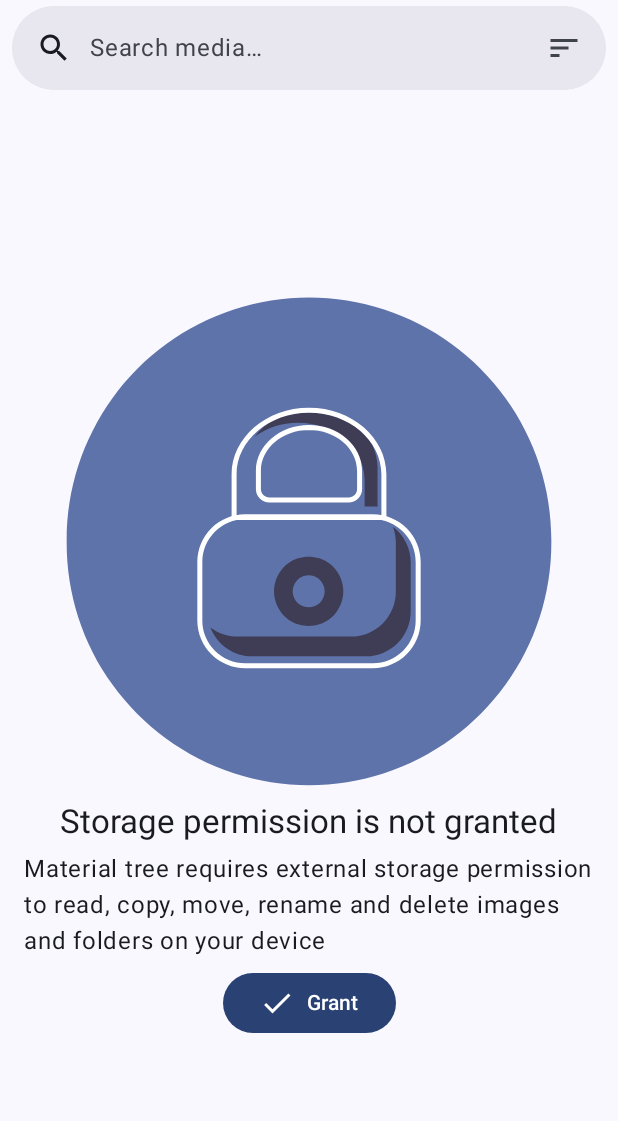
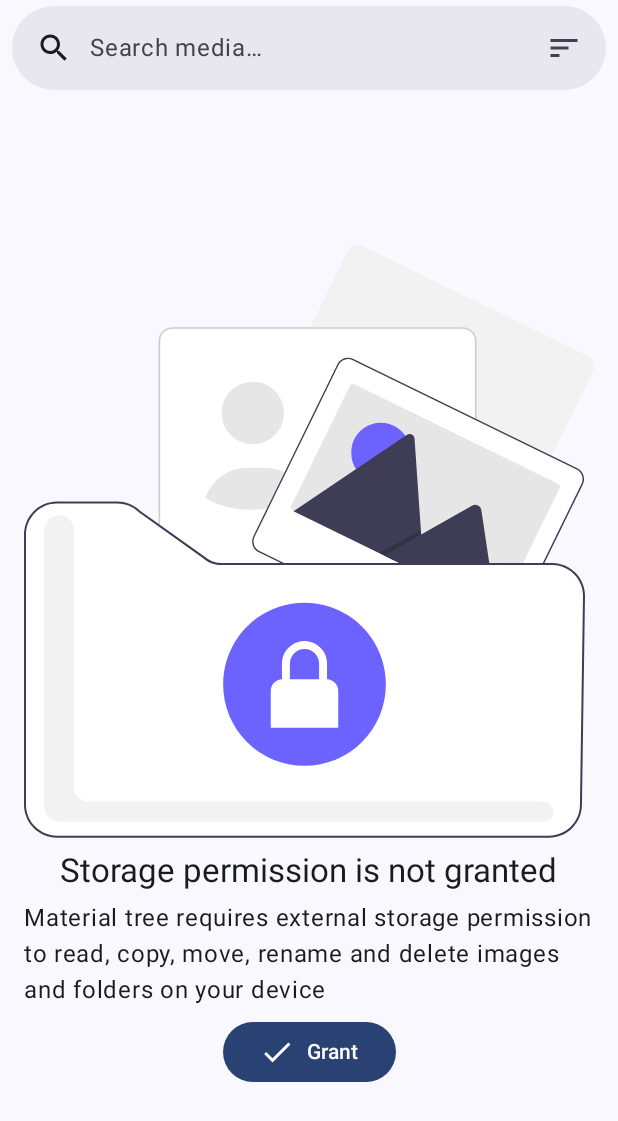
Before and after one commit to nikmax42/Gallery, an Android app built with Jetpack Compose: the screen it shows after launch (MainActivity), on a phone screen of 412 x 824 dp. Shown: the top 1121 px of the screen. Run offline under Robolectric (Android 15) with nearby library versions, the phone set to English and light mode, and no system bars; our stand-ins replace Dagger/Hilt's generated code, Shimmer, Timber; libraries missing offline, so code that uses them is left out: coil.decode; 1 statement that could not run was skipped.

Commit message:
Reseted image

```diff
--- a/gallery/explorer/src/main/java/nikmax/gallery/gallery/explorer/components/drawables/UndrawLockedMedia.kt
+++ b/gallery/explorer/src/main/java/nikmax/gallery/gallery/explorer/components/drawables/UndrawLockedMedia.kt
@@ -1,9 +1,6 @@
 package nikmax.gallery.gallery.explorer.components.drawables
 
-import android.content.res.Configuration
 import androidx.compose.foundation.Image
-import androidx.compose.material3.MaterialTheme
-import androidx.compose.material3.Surface
 import androidx.compose.runtime.Composable
 import androidx.compose.ui.graphics.Color
 import androidx.compose.ui.graphics.SolidColor
@@ -11,10 +8,8 @@ import androidx.compose.ui.graphics.vector.ImageVector
 import androidx.compose.ui.graphics.vector.path
 import androidx.compose.ui.tooling.preview.Preview
 import androidx.compose.ui.unit.dp
-import nikmax.gallery.core.ui.theme.GalleryTheme
 
 val UndrawLockedMedia: ImageVector
-    @Composable
     get() {
         if (_UndrawLockedMedia != null) {
             return _UndrawLockedMedia!!
@@ -155,7 +150,7 @@ val UndrawLockedMedia: ImageVector
                 verticalLineToRelative(0f)
                 close()
             }
-            path(fill = SolidColor(MaterialTheme.colorScheme.primaryContainer)) {
+            path(fill = SolidColor(Color(0xFF6C63FF))) {
                 moveTo(357.76f, 208.28f)
                 moveToRelative(-29.57f, 0f)
                 arcToRelative(29.57f, 29.57f, 0f, isMoreThanHalf = true, isPositiveArc = true, 59.13f, 0f)
@@ -210,7 +205,7 @@ val UndrawLockedMedia: ImageVector
                 arcToRelative(33.14f, 33.14f, 0f, isMoreThanHalf = false, isPositiveArc = true, -33f, 32.52f)
                 close()
             }
-            path(fill = SolidColor(MaterialTheme.colorScheme.surfaceContainer)) {
+            path(fill = SolidColor(Color(0xFFF2F2F2))) {
                 moveTo(522.08f, 578.28f)
                 horizontalLineTo(35.92f)
                 arcTo(15.94f, 15.94f, 0f, isMoreThanHalf = false, isPositiveArc = true, 20f, 562.36f)
@@ -255,7 +250,7 @@ val UndrawLockedMedia: ImageVector
                 close()
             }
             path(
-                fill = SolidColor(MaterialTheme.colorScheme.primaryContainer),
+                fill = SolidColor(Color(0xFF6C63FF)),
                 strokeLineWidth = 1.1944f
             ) {
                 moveTo(281.26f, 440.57f)
@@ -293,13 +288,8 @@ val UndrawLockedMedia: ImageVector
 @Suppress("ObjectPropertyName")
 private var _UndrawLockedMedia: ImageVector? = null
 
-@Preview(showBackground = true, uiMode = Configuration.UI_MODE_NIGHT_NO or Configuration.UI_MODE_TYPE_NORMAL)
-@Preview(showBackground = true, uiMode = Configuration.UI_MODE_NIGHT_YES or Configuration.UI_MODE_TYPE_NORMAL)
+@Preview
 @Composable
 private fun Preview() {
-    GalleryTheme {
-        Surface {
-            Image(UndrawLockedMedia, null)
-        }
-    }
+    Image(UndrawLockedMedia, null)
 }
--- a/gallery/explorer/src/main/java/nikmax/gallery/gallery/explorer/components/error_contents/PermissionNotGrantedContent.kt
+++ b/gallery/explorer/src/main/java/nikmax/gallery/gallery/explorer/components/error_contents/PermissionNotGrantedContent.kt
@@ -7,6 +7,7 @@ import androidx.compose.foundation.layout.Box
 import androidx.compose.foundation.layout.Column
 import androidx.compose.foundation.layout.Spacer
 import androidx.compose.foundation.layout.fillMaxSize
+import androidx.compose.foundation.layout.padding
 import androidx.compose.foundation.layout.width
 import androidx.compose.material.icons.Icons
 import androidx.compose.material.icons.filled.Check
@@ -23,24 +24,23 @@ import androidx.compose.ui.tooling.preview.Preview
 import androidx.compose.ui.unit.dp
 import nikmax.gallery.core.ui.theme.GalleryTheme
 import nikmax.gallery.explorer.R
-import nikmax.gallery.gallery.explorer.components.drawables.UndrawLock
+import nikmax.gallery.gallery.explorer.components.drawables.UndrawLockedMedia
 
 @Composable
 internal fun PermissionNotGrantedContent(
     onGrantClick: () -> Unit,
     modifier: Modifier = Modifier
 ) {
-    Box(
-        contentAlignment = Alignment.Center,
-        modifier = modifier.fillMaxSize()
-    ) {
-        Surface {
+    Surface {
+        Box(
+            contentAlignment = Alignment.Center,
+            modifier = modifier.fillMaxSize()
+        ) {
             Column(
                 horizontalAlignment = Alignment.CenterHorizontally,
                 verticalArrangement = Arrangement.spacedBy(8.dp),
             ) {
-                Image(imageVector = UndrawLock, contentDescription = null)
-                //  Spacer(Modifier.height(8.dp))
+                Image(imageVector = UndrawLockedMedia, contentDescription = null)
                 Text(
                     text = stringResource(R.string.not_storage_access),
                     style = MaterialTheme.typography.titleLarge
@@ -49,7 +49,6 @@ internal fun PermissionNotGrantedContent(
                     text = stringResource(R.string.storage_permission_explanation),
                     style = MaterialTheme.typography.bodyLarge
                 )
-                // Spacer(Modifier.height(8.dp))
                 Button(onClick = { onGrantClick() }) {
                     Icon(Icons.Default.Check, stringResource(R.string.grant))
                     Spacer(Modifier.width(8.dp))
@@ -60,11 +59,13 @@ internal fun PermissionNotGrantedContent(
     }
 }
 
-@Preview(showBackground = true, uiMode = Configuration.UI_MODE_NIGHT_NO or Configuration.UI_MODE_TYPE_NORMAL)
 @Preview(showBackground = true, uiMode = Configuration.UI_MODE_NIGHT_YES or Configuration.UI_MODE_TYPE_NORMAL)
 @Composable
 private fun PermissionNotGrantedContentPreview() {
     GalleryTheme {
-        PermissionNotGrantedContent(onGrantClick = {})
+        PermissionNotGrantedContent(
+            onGrantClick = {},
+            modifier = Modifier.padding(16.dp)
+        )
     }
 }
```
